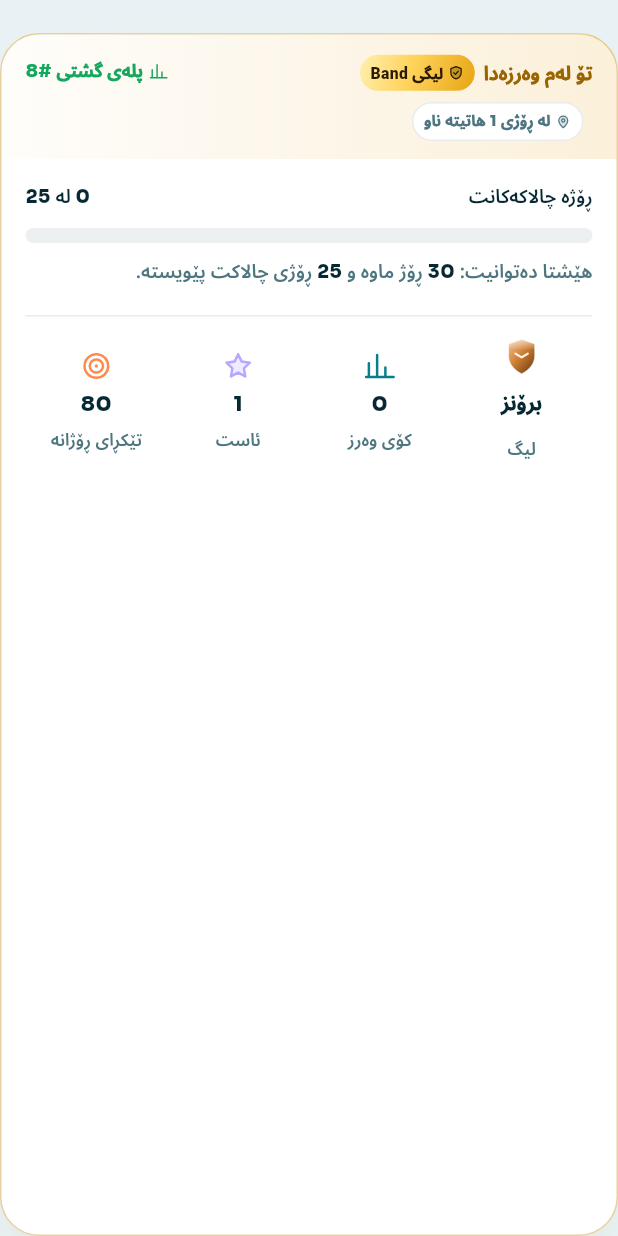
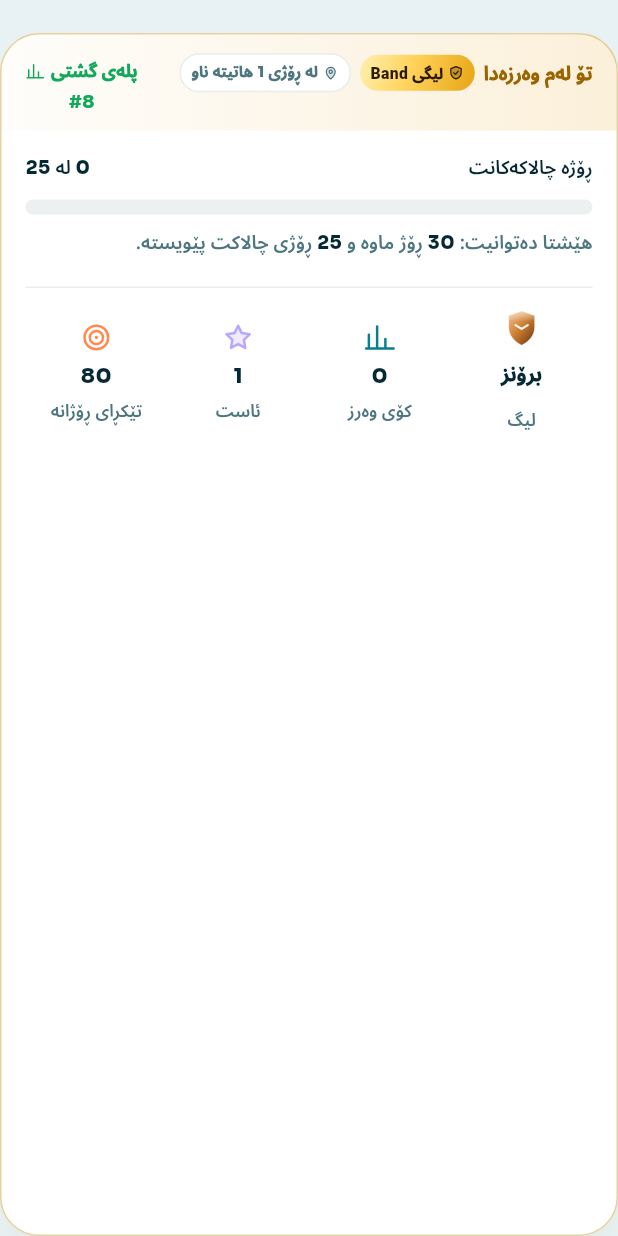
Before and after one commit to ghazigharebb/ghazigharebb, a Flutter app: the _YouCard widget shown alone on an empty page, opened directly with empty values, on a phone screen of 412 x 824 dp. Run offline on Flutter 3.47's test engine with Material 3 defaults, Android fonts, the phone set to English and light mode, and no system bars; our stand-ins replace flutter_blue_plus, flutter_local_notifications, flutter_svg, geocoding, geolocator, google_fonts and 7 more; accounts and stored records are empty; network calls fail.

Commit message:
arena: you-card rank layout, taller test surface (temp CI test)
Co-Authored-By: Claude Opus 5.5 <noreply@anthropic.com>
Claude-Session: https://claude.ai/code/session_014jTp89sGXvhipSKSS5nFec

```diff
--- a/vex_health/lib/arena/arena_today.dart
+++ b/vex_health/lib/arena/arena_today.dart
@@ -1010,10 +1010,13 @@ class _YouCard extends StatelessWidget {
               ]),
             ),
             const SizedBox(width: 8),
-            Row(mainAxisSize: MainAxisSize.min, children: [
-              AIcon('chart', size: 13, color: AC.mint),
-              const SizedBox(width: 4),
-              _richNum(tr('rank_all', ['#${afmt(c.rankOf(tot))}']), ats(12, w: FontWeight.w800, c: AC.mint), atn(12, c: AC.mint)),
+            Column(mainAxisSize: MainAxisSize.min, children: [
+              Row(mainAxisSize: MainAxisSize.min, children: [
+                Text(tr('rank_all', ['']).trim(), style: ats(12, w: FontWeight.w800, c: AC.mint)),
+                const SizedBox(width: 4),
+                AIcon('chart', size: 13, color: AC.mint),
+              ]),
+              Text('#${afmt(c.rankOf(tot))}', textDirection: TextDirection.ltr, style: atn(12, c: AC.mint)),
             ]),
           ]),
         ),
```
Also changed, not shown: 1 other file.
